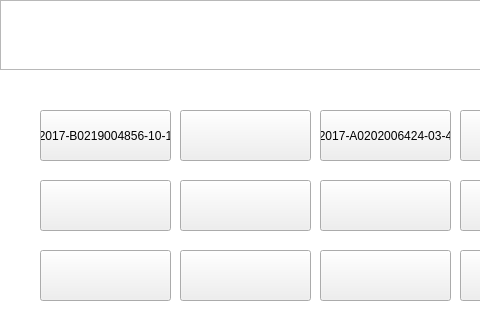
Qt form SmartCabinet/Device/devicesimulate.ui (birdman1992/SmartCabinet) before a commit; both pictures show x 0 to 480 and y 0 to 320 of the 640 by 480 pixel window.
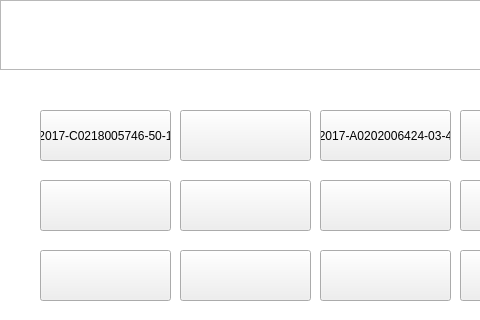
The same form after that commit.

Diff of the .ui file:
```diff
--- a/SmartCabinet/Device/devicesimulate.ui
+++ b/SmartCabinet/Device/devicesimulate.ui
@@ -228,7 +228,7 @@
         <enum>Qt::NoFocus</enum>
        </property>
        <property name="text">
-        <string>2017-B0219004856-10-1</string>
+        <string>2017-C0218005746-50-1</string>
        </property>
       </widget>
       <widget class="QPushButton" name="pushButton_6">
```
